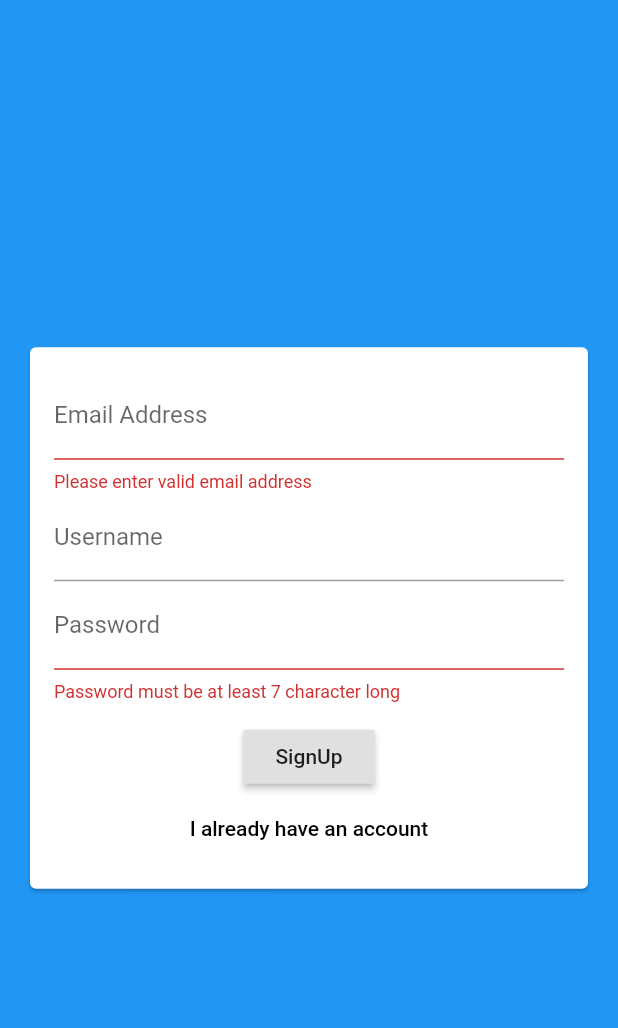
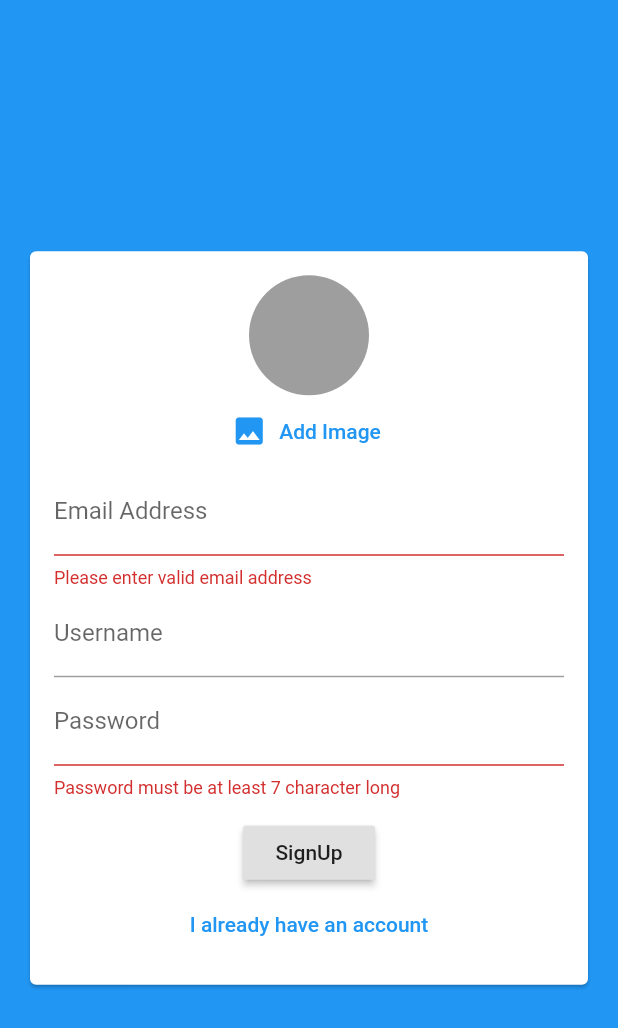
Before and after one commit to sgovil5/fbla_app, a Flutter app: the screen it shows after launch, after a tap on "Login", after a tap on "Create new account", on a phone screen of 412 x 824 dp. Shown: the top 1028 px of the screen. Run offline on Flutter 3.47's test engine with Material 2 defaults, Android fonts, the phone set to English and light mode, and no system bars; our stand-ins replace cloud_firestore, firebase_auth, firebase_storage, image_picker; accounts and stored records are empty.

Commit message:
added image upload

```diff
--- a/lib/screens/auth_screen.dart
+++ b/lib/screens/auth_screen.dart
@@ -1,8 +1,9 @@
 import 'package:flutter/material.dart';
 import 'package:firebase_auth/firebase_auth.dart';
 import 'package:cloud_firestore/cloud_firestore.dart';
+import 'package:flutter/services.dart';
+import 'dart:io';
 import 'package:firebase_storage/firebase_storage.dart';
-import 'package:flutter/services.dart';
 
 import '../widgets/auth_form.dart';
 
@@ -19,6 +20,7 @@ class _AuthScreenState extends State<AuthScreen> {
     String email,
     String password,
     String username,
+    File image,
     bool isLogin,
     BuildContext ctx,
   ) async {
@@ -37,13 +39,24 @@ class _AuthScreenState extends State<AuthScreen> {
           email: email,
           password: password,
         );
+
+        //Send image
+        final ref = FirebaseStorage.instance
+            .ref()
+            .child('user_image')
+            .child(authResult.user.uid + 'jpg');
+
+        await ref.putFile(image).onComplete;
+        //URL!!!!!!!!!!!!!
+        final url = await ref.getDownloadURL();
+
         await Firestore.instance
             .collection('users')
             .document(authResult.user.uid)
             .setData({
           'username': username,
           'email': email,
-          'password': password,
+          'image_url': url,
         });
       }
     } on PlatformException catch (err) {
--- a/lib/widgets/auth_form.dart
+++ b/lib/widgets/auth_form.dart
@@ -1,4 +1,6 @@
+import './pickers/user_image_picker.dart';
 import 'package:flutter/material.dart';
+import 'dart:io';
 
 class AuthForm extends StatefulWidget {
   AuthForm(this.submitFn, this.isLoading);
@@ -8,6 +10,7 @@ class AuthForm extends StatefulWidget {
     String email,
     String password,
     String userName,
+    File image,
     bool isLogin,
     BuildContext ctx,
   ) submitFn;
@@ -22,9 +25,25 @@ class _AuthFormState extends State<AuthForm> {
   var _userEmail = '';
   var _userName = '';
   var _userPassword = '';
+  var _userImageFile;
+
+  void _pickedImage(File image) {
+    _userImageFile = image;
+  }
+
   void _trySubmit() {
     final isValid = _formKey.currentState.validate();
     FocusScope.of(context).unfocus(); //Remove keyboard after submit
+
+    if (_userImageFile == null && !_isLogin) {
+      Scaffold.of(context).showSnackBar(
+        SnackBar(
+          content: Text("Choose an image"),
+          backgroundColor: Theme.of(context).errorColor,
+        ),
+      );
+      return;
+    }
 
     if (isValid) {
       _formKey.currentState.save();
@@ -32,6 +51,7 @@ class _AuthFormState extends State<AuthForm> {
         _userEmail.trim(),
         _userPassword.trim(),
         _userName.trim(),
+        _userImageFile,
         _isLogin,
         context,
       );
@@ -52,6 +72,7 @@ class _AuthFormState extends State<AuthForm> {
               child: Column(
                 mainAxisSize: MainAxisSize.min,
                 children: [
+                  if (!_isLogin) UserImagePicker(_pickedImage),
                   TextFormField(
                     key: ValueKey('email'),
                     validator: (value) {
@@ -109,7 +130,7 @@ class _AuthFormState extends State<AuthForm> {
                     ),
                   if (!widget.isLoading)
                     FlatButton(
-                      textColor: Colors.black,
+                      textColor: Theme.of(context).primaryColor,
                       child: Text(_isLogin
                           ? 'Create new account'
                           : 'I already have an account'),
--- /dev/null
+++ b/lib/widgets/pickers/user_image_picker.dart
@@ -0,0 +1,50 @@
+import 'dart:io';
+import 'package:image_picker/image_picker.dart';
+import 'package:flutter/material.dart';
+
+class UserImagePicker extends StatefulWidget {
+  UserImagePicker(this.imagePickFn);
+
+  final void Function(File pickedImage) imagePickFn;
+
+  @override
+  _UserImagePickerState createState() => _UserImagePickerState();
+}
+
+class _UserImagePickerState extends State<UserImagePicker> {
+  File _pickedImage;
+
+  void _pickImage() async {
+    final picker = ImagePicker();
+    final pickedImage = await picker.getImage(
+      source: ImageSource.gallery,
+      imageQuality: 50,
+      maxWidth: 150,
+    );
+    final pickedImageFile = File(pickedImage.path);
+    setState(() {
+      _pickedImage = pickedImageFile;
+    });
+    widget.imagePickFn(pickedImageFile);
+  }
+
+  @override
+  Widget build(BuildContext context) {
+    return Column(
+      children: [
+        CircleAvatar(
+          radius: 40,
+          backgroundColor: Colors.grey,
+          backgroundImage:
+              _pickedImage != null ? FileImage(_pickedImage) : null,
+        ),
+        FlatButton.icon(
+          textColor: Theme.of(context).primaryColor,
+          onPressed: _pickImage,
+          icon: Icon(Icons.image),
+          label: Text('Add Image'),
+        ),
+      ],
+    );
+  }
+}
--- a/pubspec.yaml
+++ b/pubspec.yaml
@@ -31,6 +31,7 @@ dependencies:
   cloud_firestore: 0.13.5
   firebase_auth: 0.16.1
   firebase_storage: ^3.1.5
+  image_picker: 0.6.7
 
 
 dev_dependencies:
```
Also changed, not shown: pubspec.lock.
